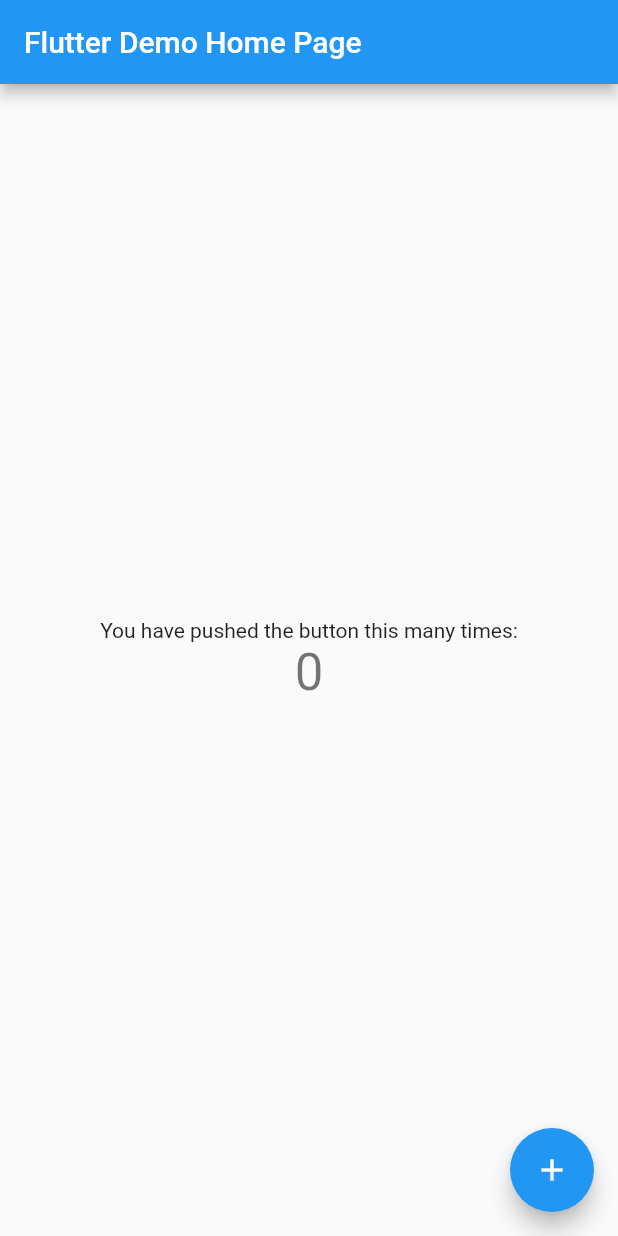
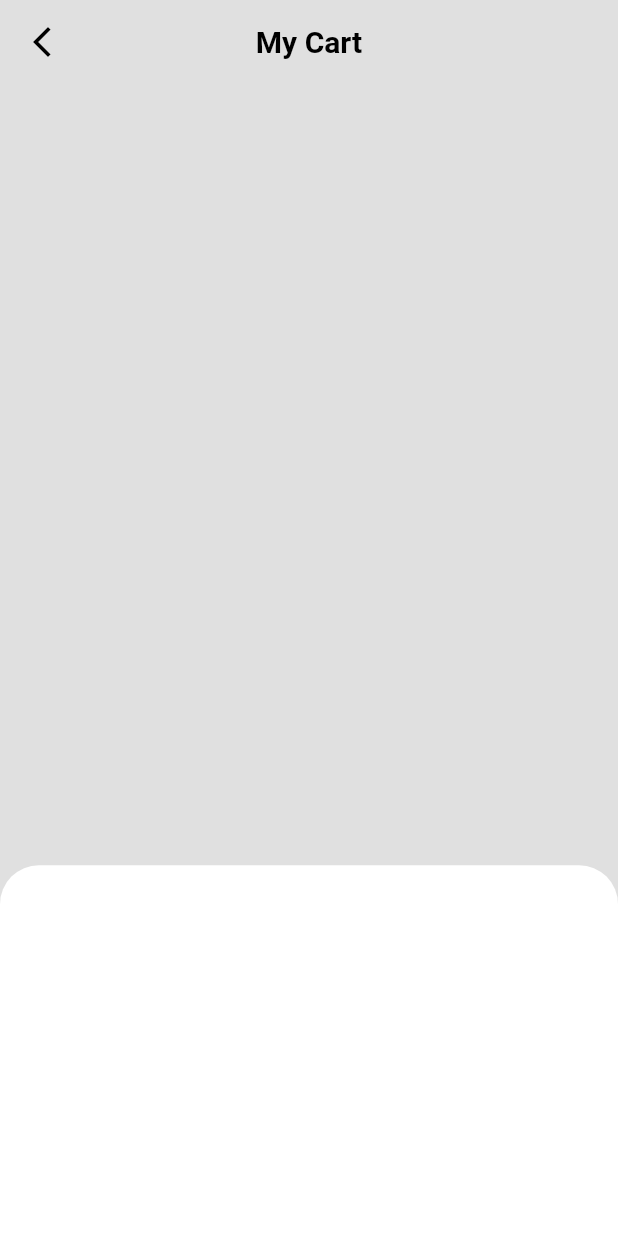
Before and after one commit to marufrobin/shoping_cart, a Flutter app: the screen it shows after launch, on a phone screen of 412 x 824 dp. Run offline on Flutter 3.47's test engine with Material 2 defaults, Android fonts, the phone set to English and light mode, and no system bars.

Commit message:
dotted package added and structure add.

```diff
--- /dev/null
+++ b/lib/home_page.dart
@@ -0,0 +1,47 @@
+import 'package:flutter/material.dart';
+
+class HomePage extends StatelessWidget {
+  const HomePage({Key? key}) : super(key: key);
+
+  @override
+  Widget build(BuildContext context) {
+    return Scaffold(
+      backgroundColor: Colors.grey.shade300,
+      appBar: buildAppBar(),
+      bottomNavigationBar: buildBottomBar(context),
+    );
+  }
+
+  Container buildBottomBar(BuildContext context) {
+    return Container(
+      height: MediaQuery.of(context).size.height * 0.3,
+      decoration: BoxDecoration(
+          color: Colors.white,
+          borderRadius: BorderRadius.only(
+            topLeft: Radius.circular(26),
+            topRight: Radius.circular(26),
+          )),
+      child: Column(
+        children: [],
+      ),
+    );
+  }
+
+  AppBar buildAppBar() {
+    return AppBar(
+      leading: IconButton(
+          onPressed: () {},
+          icon: Icon(
+            Icons.arrow_back_ios_new_sharp,
+            color: Colors.black,
+          )),
+      title: Text(
+        "My Cart",
+        style: TextStyle(color: Colors.black, fontWeight: FontWeight.w600),
+      ),
+      elevation: 0,
+      centerTitle: true,
+      backgroundColor: Colors.grey.shade300,
+    );
+  }
+}
--- a/lib/main.dart
+++ b/lib/main.dart
@@ -1,115 +1,18 @@
 import 'package:flutter/material.dart';
+import 'package:shoping_cart/home_page.dart';
 
 void main() {
   runApp(const MyApp());
 }
 
 class MyApp extends StatelessWidget {
-  const MyApp({super.key});
+  const MyApp({Key? key}) : super(key: key);
 
-  // This widget is the root of your application.
   @override
   Widget build(BuildContext context) {
     return MaterialApp(
-      title: 'Flutter Demo',
-      theme: ThemeData(
-        // This is the theme of your application.
-        //
-        // Try running your application with "flutter run". You'll see the
-        // application has a blue toolbar. Then, without quitting the app, try
-        // changing the primarySwatch below to Colors.green and then invoke
-        // "hot reload" (press "r" in the console where you ran "flutter run",
-        // or simply save your changes to "hot reload" in a Flutter IDE).
-        // Notice that the counter didn't reset back to zero; the application
-        // is not restarted.
-        primarySwatch: Colors.blue,
-      ),
-      home: const MyHomePage(title: 'Flutter Demo Home Page'),
+      debugShowCheckedModeBanner: false,
+      home: HomePage(),
     );
   }
 }
-
-class MyHomePage extends StatefulWidget {
-  const MyHomePage({super.key, required this.title});
-
-  // This widget is the home page of your application. It is stateful, meaning
-  // that it has a State object (defined below) that contains fields that affect
-  // how it looks.
-
-  // This class is the configuration for the state. It holds the values (in this
-  // case the title) provided by the parent (in this case the App widget) and
-  // used by the build method of the State. Fields in a Widget subclass are
-  // always marked "final".
-
-  final String title;
-
-  @override
-  State<MyHomePage> createState() => _MyHomePageState();
-}
-
-class _MyHomePageState extends State<MyHomePage> {
-  int _counter = 0;
-
-  void _incrementCounter() {
-    setState(() {
-      // This call to setState tells the Flutter framework that something has
-      // changed in this State, which causes it to rerun the build method below
-      // so that the display can reflect the updated values. If we changed
-      // _counter without calling setState(), then the build method would not be
-      // called again, and so nothing would appear to happen.
-      _counter++;
-    });
-  }
-
-  @override
-  Widget build(BuildContext context) {
-    // This method is rerun every time setState is called, for instance as done
-    // by the _incrementCounter method above.
-    //
-    // The Flutter framework has been optimized to make rerunning build methods
-    // fast, so that you can just rebuild anything that needs updating rather
-    // than having to individually change instances of widgets.
-    return Scaffold(
-      appBar: AppBar(
-        // Here we take the value from the MyHomePage object that was created by
-        // the App.build method, and use it to set our appbar title.
-        title: Text(widget.title),
-      ),
-      body: Center(
-        // Center is a layout widget. It takes a single child and positions it
-        // in the middle of the parent.
-        child: Column(
-          // Column is also a layout widget. It takes a list of children and
-          // arranges them vertically. By default, it sizes itself to fit its
-          // children horizontally, and tries to be as tall as its parent.
-          //
-          // Invoke "debug painting" (press "p" in the console, choose the
-          // "Toggle Debug Paint" action from the Flutter Inspector in Android
-          // Studio, or the "Toggle Debug Paint" command in Visual Studio Code)
-          // to see the wireframe for each widget.
-          //
-          // Column has various properties to control how it sizes itself and
-          // how it positions its children. Here we use mainAxisAlignment to
-          // center the children vertically; the main axis here is the vertical
-          // axis because Columns are vertical (the cross axis would be
-          // horizontal).
-          mainAxisAlignment: MainAxisAlignment.center,
-          children: <Widget>[
-            const Text(
-              'You have pushed the button this many times:',
-            ),
-            Text(
-              '$_counter',
-              style: Theme.of(context).textTheme.headline4,
-            ),
-          ],
-        ),
-      ),
-      floatingActionButton: FloatingActionButton(
-        onPressed: _incrementCounter,
-        tooltip: 'Increment',
-        child: const Icon(Icons.add),
-      ), // This trailing comma makes auto-formatting nicer for build methods.
-    );
-  }
-}
--- a/pubspec.yaml
+++ b/pubspec.yaml
@@ -36,6 +36,7 @@ dependencies:
   # The following adds the Cupertino Icons font to your application.
   # Use with the CupertinoIcons class for iOS style icons.
   cupertino_icons: ^1.0.2
+  dotted_line: ^3.1.0
 
 dev_dependencies:
   flutter_test:
```
Also changed, not shown: pubspec.lock.
